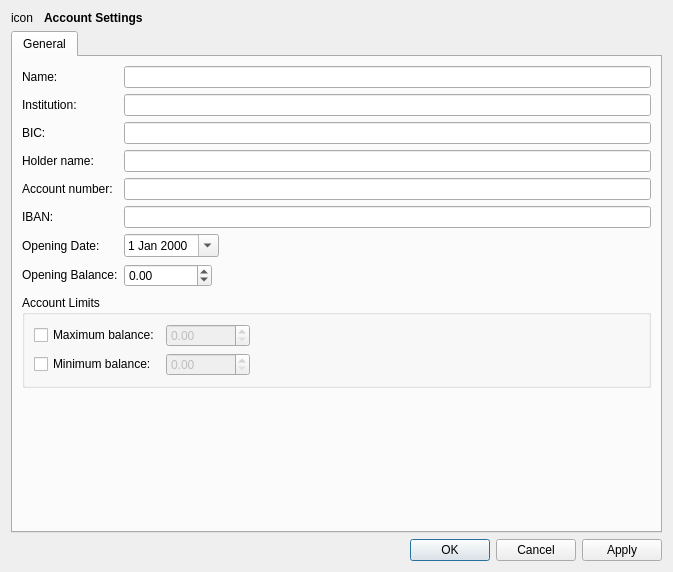
The window that src/accountsettingsdialog.ui (KDE/knipptasch) describes before a commit, drawn with Qt 5.
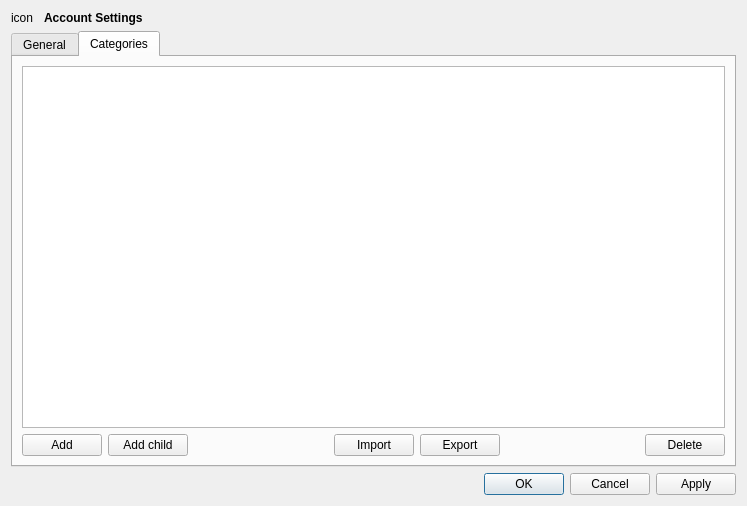
The same window after the commit. The open tabs and pages were chosen to show the change. Custom widgets are drawn as their Qt base class.

Commit message: category configuration tab added.

The edit to the form file:
```diff
--- a/src/accountsettingsdialog.ui
+++ b/src/accountsettingsdialog.ui
@@ -7,8 +7,8 @@
    <rect>
     <x>0</x>
     <y>0</y>
-    <width>673</width>
-    <height>572</height>
+    <width>747</width>
+    <height>506</height>
    </rect>
   </property>
   <property name="windowTitle">
@@ -337,6 +337,90 @@
        </item>
       </layout>
      </widget>
+     <widget class="QWidget" name="categories_tab">
+      <attribute name="title">
+       <string>Categories</string>
+      </attribute>
+      <layout class="QVBoxLayout" name="verticalLayout_3">
+       <item>
+        <widget class="QTreeView" name="categoriesTreeView"/>
+       </item>
+       <item>
+        <layout class="QHBoxLayout" name="horizontalLayout_4">
+         <item>
+          <widget class="QPushButton" name="addCategoryButton">
+           <property name="toolTip">
+            <string>Add new category</string>
+           </property>
+           <property name="text">
+            <string>Add</string>
+           </property>
+          </widget>
+         </item>
+         <item>
+          <widget class="QPushButton" name="addSubCategoryButton">
+           <property name="toolTip">
+            <string>Add new sub-category</string>
+           </property>
+           <property name="text">
+            <string>Add child</string>
+           </property>
+          </widget>
+         </item>
+         <item>
+          <spacer name="horizontalSpacer_6">
+           <property name="orientation">
+            <enum>Qt::Horizontal</enum>
+           </property>
+           <property name="sizeHint" stdset="0">
+            <size>
+             <width>40</width>
+             <height>20</height>
+            </size>
+           </property>
+          </spacer>
+         </item>
+         <item>
+          <widget class="QPushButton" name="importCategoryButton">
+           <property name="text">
+            <string>Import</string>
+           </property>
+          </widget>
+         </item>
+         <item>
+          <widget class="QPushButton" name="exportCategoryButton">
+           <property name="text">
+            <string>Export</string>
+           </property>
+          </widget>
+         </item>
+         <item>
+          <spacer name="horizontalSpacer_5">
+           <property name="orientation">
+            <enum>Qt::Horizontal</enum>
+           </property>
+           <property name="sizeHint" stdset="0">
+            <size>
+             <width>40</width>
+             <height>20</height>
+            </size>
+           </property>
+          </spacer>
+         </item>
+         <item>
+          <widget class="QPushButton" name="removeCategoryButton">
+           <property name="toolTip">
+            <string>Delete selected category</string>
+           </property>
+           <property name="text">
+            <string>Delete</string>
+           </property>
+          </widget>
+         </item>
+        </layout>
+       </item>
+      </layout>
+     </widget>
     </widget>
    </item>
    <item>
```
The commit also changes 2 other files.
